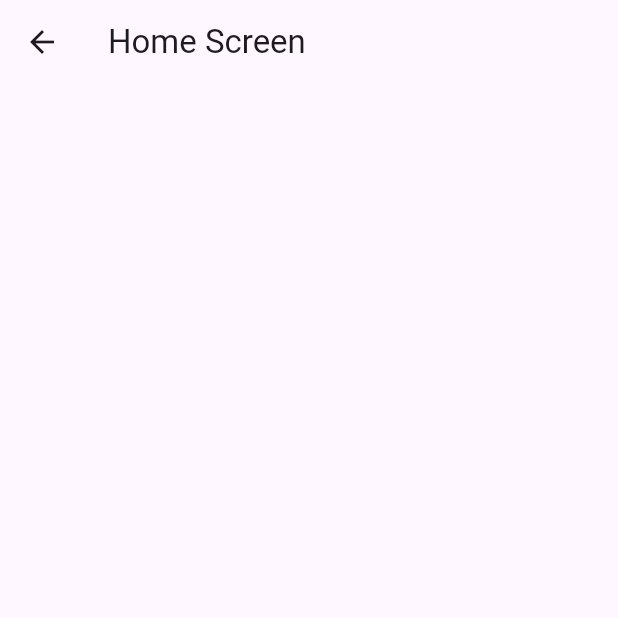
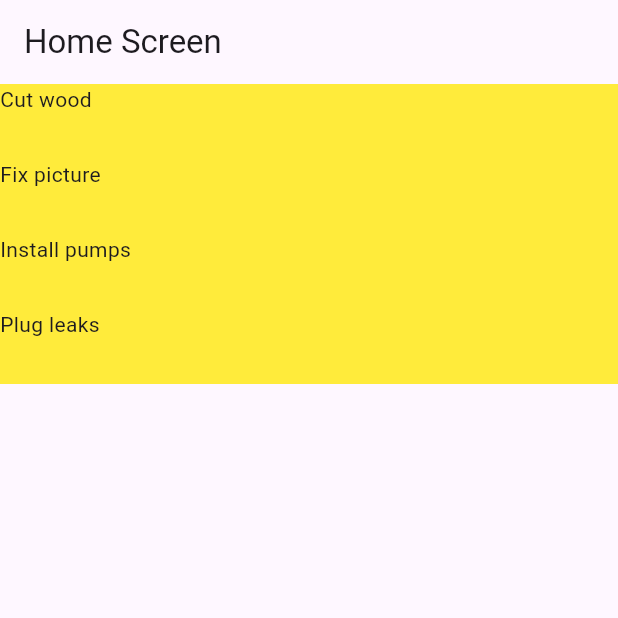
Before and after one commit to andreaskaempf/todo_list_app, a Flutter app: the HomeScreen screen opened directly, on a phone screen of 412 x 824 dp, the top half of it. Run offline on Flutter 3.47's test engine with Material 3 defaults, Android fonts, the phone set to English and light mode, and no system bars.

Commit message:
Added simple hard-coded data model

```diff
--- /dev/null
+++ b/lib/data/task.dart
@@ -0,0 +1,44 @@
+class Task {
+  final String name;
+  final String description;
+  /*final DateTime created;
+    final DateTime due;
+    final bool done;
+     DateTime completed;*/
+
+  const Task(this.name, this.description);
+}
+
+class FakeTaskList {
+  // Initial dummy list of tasks
+  final List<Task> _tasks = [
+    const Task("Install pumps", "Install bilge pumps in windows"),
+    const Task("Plug leaks", "Fill leaks in basement"),
+    const Task("Cut wood", "Cut up wood in garden"),
+    const Task("Fix picture", "Fix picture frame in living room"),
+  ];
+
+  // Add a task
+  void addTask(Task task) {
+    _tasks.add(task);
+  }
+
+  // Update a task in the list
+  void updateTask(Task task) {
+    final i = _tasks.indexWhere((e) => e.name == task.name);
+    if (i != -1) {
+      _tasks[i] = task;
+    }
+  }
+
+  // Return a list of all tasks, sorted by name
+  List<Task> getAllTasks() {
+    _sortTasksByName();
+    return _tasks;
+  }
+
+  // Sort tasks by name
+  void _sortTasksByName() {
+    _tasks.sort((a, b) => a.name.compareTo(b.name));
+  }
+}
--- a/lib/main.dart
+++ b/lib/main.dart
@@ -1,6 +1,7 @@
 import 'package:flutter/material.dart';
-import 'package:todo_list/screens/splash_screen.dart';
+//import 'package:todo_list/screens/splash_screen.dart';
 //import 'package:todo_list/screens/task_detail_screen.dart';
+import 'screens/home_screen.dart';
 
 void main() {
   runApp(const MyApp());
@@ -18,7 +19,7 @@ class MyApp extends StatelessWidget {
         colorScheme: ColorScheme.fromSeed(seedColor: Colors.deepPurple),
         useMaterial3: true,
       ),
-      home: const SplashScreen(),
+      home: const HomeScreen(),
     );
   }
 }
--- a/lib/screens/home_screen.dart
+++ b/lib/screens/home_screen.dart
@@ -1,4 +1,5 @@
 import 'package:flutter/material.dart';
+import 'package:todo_list/data/task.dart';
 
 class HomeScreen extends StatefulWidget {
   const HomeScreen({super.key});
@@ -8,10 +9,29 @@ class HomeScreen extends StatefulWidget {
 }
 
 class _HomeScreenState extends State<HomeScreen> {
+  final taskList = FakeTaskList();
+  List<Task> tasks = [];
+
+  @override
+  void initState() {
+    super.initState();
+    tasks = taskList.getAllTasks();
+  }
+
   @override
   Widget build(BuildContext context) {
     return Scaffold(
       appBar: AppBar(title: const Text("Home Screen")),
+      body: ListView.builder(
+          itemCount: tasks.length,
+          itemBuilder: (BuildContext context, int index) {
+            return Container(
+              height: 50,
+              width: 30,
+              color: Colors.yellow,
+              child: Text(tasks[index].name),
+            );
+          }),
     );
   }
 }
```
Also changed, not shown: 1 other file.
